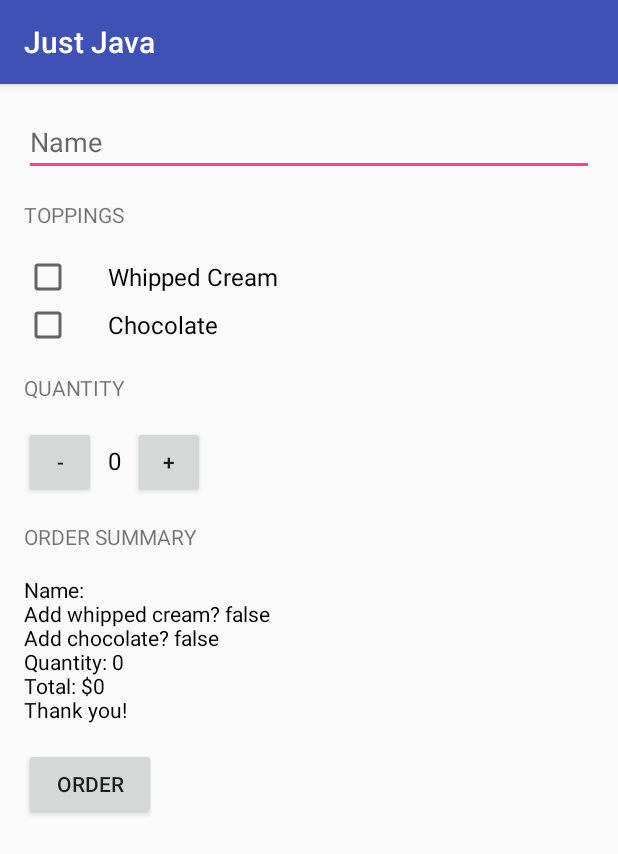
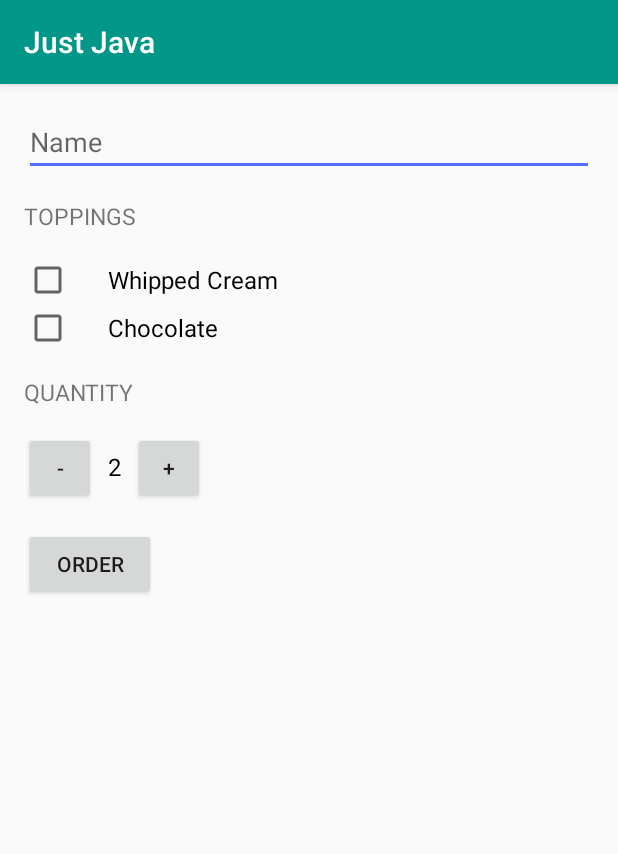
Before and after one commit to JustinB98/Android-Basics-User-Interface-CSE248, an Android app: the screen it shows after launch (MainActivity), after a tap on "ORDER", on a phone screen of 412 x 824 dp. Shown: the top 854 px of the screen. Run offline under Robolectric (Android 15) with nearby library versions, the phone set to English and light mode, and no system bars.

Commit message:
Finished Lesson 3 Just Java App

```diff
--- a/JustJava/app/src/main/java/com/example/android/justjava/MainActivity.java
+++ b/JustJava/app/src/main/java/com/example/android/justjava/MainActivity.java
@@ -1,20 +1,26 @@
 package com.example.android.justjava;
 
+import android.content.Intent;
+import android.net.Uri;
 import android.os.Bundle;
 import android.support.v7.app.AppCompatActivity;
 import android.view.View;
 import android.widget.CheckBox;
 import android.widget.EditText;
 import android.widget.TextView;
+import android.widget.Toast;
+
+import java.text.NumberFormat;
 
 public class MainActivity extends AppCompatActivity {
 
-    private int quantity;
+    private int quantity = 2;
 
     @Override
     protected void onCreate(Bundle savedInstanceState) {
         super.onCreate(savedInstanceState);
         setContentView(R.layout.activity_main);
+        displayQuantity(quantity);
     }
 
     /**
@@ -32,7 +38,19 @@
 
         int price = calculatePrice(hasWhippedCream, hasChocolate);
         String priceMessage = createOrderSummary(price, name, hasWhippedCream, hasChocolate);
-        displayMessage(priceMessage);
+        // displayMessage(priceMessage);
+
+        Intent intent = new Intent(Intent.ACTION_SENDTO);
+        intent.setData(Uri.parse("mailto:")); // only email apps should handle this
+        intent.putExtra(Intent.EXTRA_SUBJECT, getString(R.string.order_summary_email_subject, name));
+        intent.putExtra(Intent.EXTRA_TEXT, priceMessage);
+        // is there an app that can handle this intent?
+         if (intent.resolveActivity(getPackageManager()) != null) {
+            startActivity(intent);
+         } else {
+             Toast.makeText(this, "No app can handle this request!", Toast.LENGTH_SHORT).show();
+         }
+
     }
 
     /**
@@ -44,17 +62,25 @@
     }
 
     public void increment(View view) {
-        displayQuantity(++quantity);
+        if (quantity < 100) {
+            displayQuantity(++quantity);
+        } else {
+            Toast.makeText(this, "You cannot have more than 100 coffees", Toast.LENGTH_SHORT).show();
+        }
     }
 
     public void decrement(View view) {
-        displayQuantity(--quantity);
+        if (quantity > 1) {
+            displayQuantity(--quantity);
+        } else {
+            Toast.makeText(this, "You cannot have less than 1 coffee", Toast.LENGTH_SHORT).show();
+        }
     }
 
-    private void displayMessage(String message) {
-        TextView orderSummaryTextView = (TextView) findViewById(R.id.order_summary_text_view);
-        orderSummaryTextView.setText(message);
-    }
+//    private void displayMessage(String message) {
+//        TextView orderSummaryTextView = (TextView) findViewById(R.id.order_summary_text_view);
+//        orderSummaryTextView.setText(message);
+//    }
 
     public int calculatePrice(boolean addWhippedCream, boolean addChocolate) {
         int basePrice = 5;
@@ -70,12 +96,13 @@
     }
 
     private String createOrderSummary(int price, String name, boolean addWhippedCream, boolean addChocolate) {
-        String priceMessage = "Name: " + name;
-        priceMessage += "\nAdd whipped cream? " + addWhippedCream;
-        priceMessage += "\nAdd chocolate? " + addChocolate;
-        priceMessage += "\nQuantity: " + quantity;
-        priceMessage += "\nTotal: $" + price;
-        priceMessage += "\nThank you!";
+        String priceMessage = getString(R.string.order_summary_name, name);
+        priceMessage += "\n" + getString(R.string.order_summary_whipped_cream, addWhippedCream);
+        priceMessage += "\n" + getString(R.string.order_summary_chocolate, addChocolate);
+        priceMessage += "\n" + getString(R.string.order_summary_quantity, quantity);
+        priceMessage += "\n" + getString(R.string.order_summary_price,
+                NumberFormat.getCurrencyInstance().format(price));
+        priceMessage += "\n" + getString(R.string.thank_you);
         return priceMessage;
     }
 
--- a/JustJava/app/src/main/res/layout/activity_main.xml
+++ b/JustJava/app/src/main/res/layout/activity_main.xml
@@ -19,23 +19,23 @@
             android:id="@+id/name_edit_text"
             android:layout_width="match_parent"
             android:layout_height="wrap_content"
-            android:hint="Name"
+            android:hint="@string/name"
             android:inputType="textCapWords" />
 
         <TextView
+            style="@style/HeaderTextStyle"
             android:layout_width="wrap_content"
             android:layout_height="wrap_content"
             android:layout_marginBottom="16dp"
             android:layout_marginTop="16dp"
-            android:text="Toppings"
-            android:textAllCaps="true" />
+            android:text="@string/toppings" />
 
         <CheckBox
             android:id="@+id/whipped_cream_checkbox"
             android:layout_width="wrap_content"
             android:layout_height="wrap_content"
             android:paddingLeft="24dp"
-            android:text="Whipped Cream"
+            android:text="@string/whipped_cream"
             android:textSize="16sp" />
 
         <CheckBox
@@ -43,16 +43,16 @@
             android:layout_width="wrap_content"
             android:layout_height="wrap_content"
             android:paddingLeft="24dp"
-            android:text="Chocolate"
+            android:text="@string/chocolate"
             android:textSize="16sp" />
 
         <TextView
+            style="@style/HeaderTextStyle"
             android:layout_width="wrap_content"
             android:layout_height="wrap_content"
             android:layout_marginBottom="16dp"
             android:layout_marginTop="16dp"
-            android:text="Quantity"
-            android:textAllCaps="true" />
+            android:text="@string/quantity" />
 
         <LinearLayout
             android:layout_width="match_parent"
@@ -71,7 +71,7 @@
                 android:layout_height="wrap_content"
                 android:paddingLeft="8dp"
                 android:paddingRight="8dp"
-                android:text="0"
+                android:text="@string/initial_quantity_value"
                 android:textColor="@android:color/black"
                 android:textSize="16sp" />
 
@@ -82,7 +82,7 @@
                 android:text="+" />
 
         </LinearLayout>
-
+        <!--
         <TextView
             android:layout_width="wrap_content"
             android:layout_height="wrap_content"
@@ -98,12 +98,13 @@
             android:text="$0.00"
             android:textColor="@android:color/black" />
 
+        -->
         <Button
             android:layout_width="wrap_content"
             android:layout_height="wrap_content"
             android:layout_marginTop="16dp"
             android:onClick="submitOrder"
-            android:text="Order" />
+            android:text="@string/order" />
 
     </LinearLayout>
 </ScrollView>
--- a/JustJava/app/src/main/res/values/strings.xml
+++ b/JustJava/app/src/main/res/values/strings.xml
@@ -1,3 +1,66 @@
-<resources>
+<resources xmlns:xliff="urn:oasis:names:tc:xliff:document:1.2">
+
     <string name="app_name">Just Java</string>
+
+    <!-- Header text for the list of toppings [CHAR LIMIT=20] -->
+    <string name="toppings">Toppings</string>
+
+    <!-- Thank you message for the order summary. [CHAR LIMIT=NONE] -->
+    <string name="thank_you">Thank you!</string>
+
+    <!-- Hint text display in the empty field for the user's name -->
+    <string name="name">Name</string>
+
+    <!--
+        Name for the order summary. It will be shown in the format of "Name: Amy" where Amy is the user's name [CHAR LIMIT=NONE]
+        The reason why we don't use the + for the string is because this gives the translator flexibility to change the format of the sentence in
+        case it needs to be changed for another language.
+    -->
+    <string name="order_summary_name">Name: <xliff:g example="Amy" id="name">%s</xliff:g></string>
+
+    <!-- Hint text display in the empty field for the user's name [CHAR LIMIT=20] -->
+    <string name="whipped_cream">Whipped Cream</string>
+
+    <!-- Hint text display in the empty field for the user's name [CHAR LIMIT=20] -->
+    <string name="chocolate">Chocolate</string>
+
+    <!-- Hint text display in the empty field for the user's name [CHAR LIMIT=20] -->
+    <string name="quantity">Quantity</string>
+
+    <!-- Hint text display in the empty field for the user's name [CHAR LIMIT=5] -->
+    <string name="initial_quantity_value">2</string>
+
+    <!-- Hint text display in the empty field for the user's name [CHAR LIMIT=20] -->
+    <string name="order">Order</string>
+
+    <!--
+      Whipped cream topping for the order summary. It will be shown in the format of
+      "Add whipped cream? true" or "Add whipped cream? false". [CHAR LIMIT=NONE]
+    -->
+    <string name="order_summary_whipped_cream">Add Whipped Cream? <xliff:g id="addWhippedCream" example="true">%b</xliff:g></string>
+
+    <!--
+      Chocolate topping for the order summary. It will be shown in the format of
+      "Add chocolate? true" or "Add chocolate? false". [CHAR LIMIT=NONE]
+    -->
+    <string name="order_summary_chocolate">Add Chocolate? <xliff:g id="addChocolate" example="true">%b</xliff:g></string>
+
+    <!--
+      Quantity of coffee cups for the order summary. It will be shown in the format of
+      "Quantity: 2", where 2 is the number of cups ordered. [CHAR LIMIT=NONE]
+    -->
+    <string name="order_summary_quantity">Quantity: <xliff:g id="quantity" example="2">%d</xliff:g></string>
+
+    <!--
+      Total price for the order summary. It will be shown in the format of
+      "Total: $10" where $10 is the price. [CHAR LIMIT=NONE]
+    -->
+    <string name="order_summary_price">Total: <xliff:g id="price" example="$10">%s</xliff:g></string>
+
+    <!--
+      Subject line for the order summary email. It will be in the format of
+      "Just Java order for Amy" where Amy is the user's name. [CHAR LIMIT=NONE]
+    -->
+    <string name="order_summary_email_subject">Just Java For <xliff:g id="name" example="Amy">%s</xliff:g></string>
+
 </resources>
--- a/JustJava/app/src/main/res/values/styles.xml
+++ b/JustJava/app/src/main/res/values/styles.xml
@@ -2,10 +2,21 @@
 
     <!-- Base application theme. -->
     <style name="AppTheme" parent="Theme.AppCompat.Light.DarkActionBar">
-        <!-- Customize your theme here. -->
-        <item name="colorPrimary">@color/colorPrimary</item>
-        <item name="colorPrimaryDark">@color/colorPrimaryDark</item>
-        <item name="colorAccent">@color/colorAccent</item>
+        <!-- App branding color for the app bar -->
+        <item name="colorPrimary">#009688</item>
+        <!-- Darker variant for the status bar and contextual app bars -->
+        <item name="colorPrimaryDark">#00796B</item>
+        <!-- Theme UI controls like checkboxes and text fields -->
+        <item name="colorAccent">#536DFE</item>
+    </style>
+
+    <!-- Style for a header TextView -->
+    <style name="HeaderTextStyle">
+        <item name="android:textSize">15sp</item>
+        <item name="android:layout_width">wrap_content</item>
+        <item name="android:layout_height">48dp</item>
+        <item name="android:gravity">center_vertical</item>
+        <item name="android:textAllCaps">true</item>
     </style>
 
 </resources>
```
Also changed, not shown: 1 other file.
